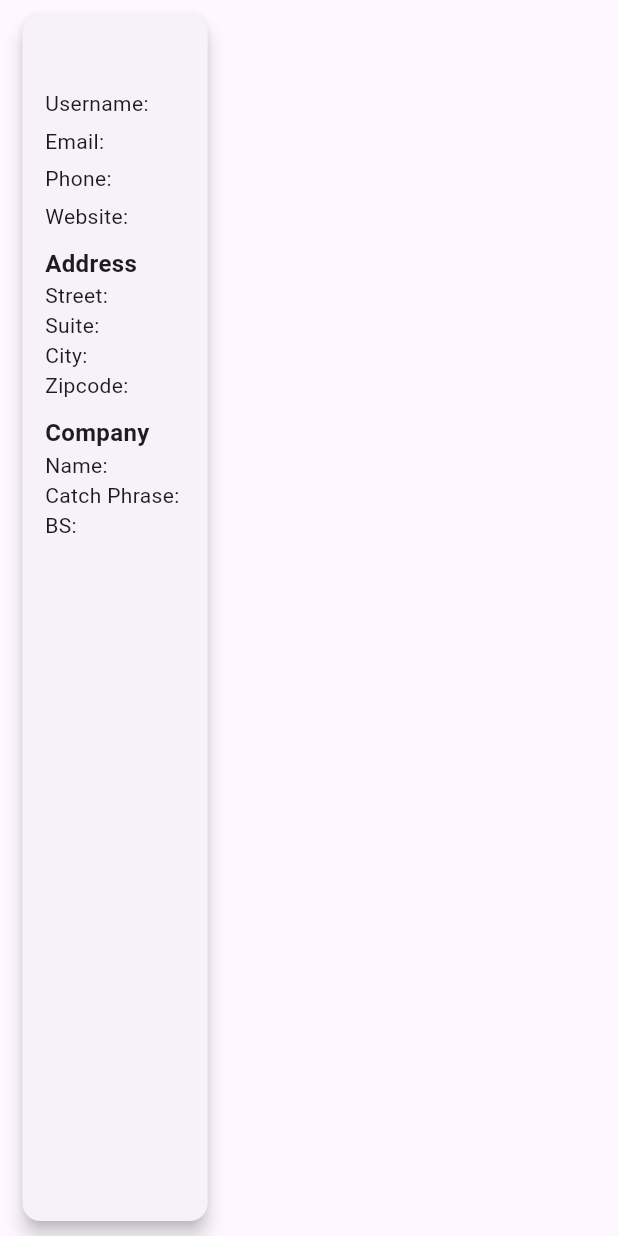
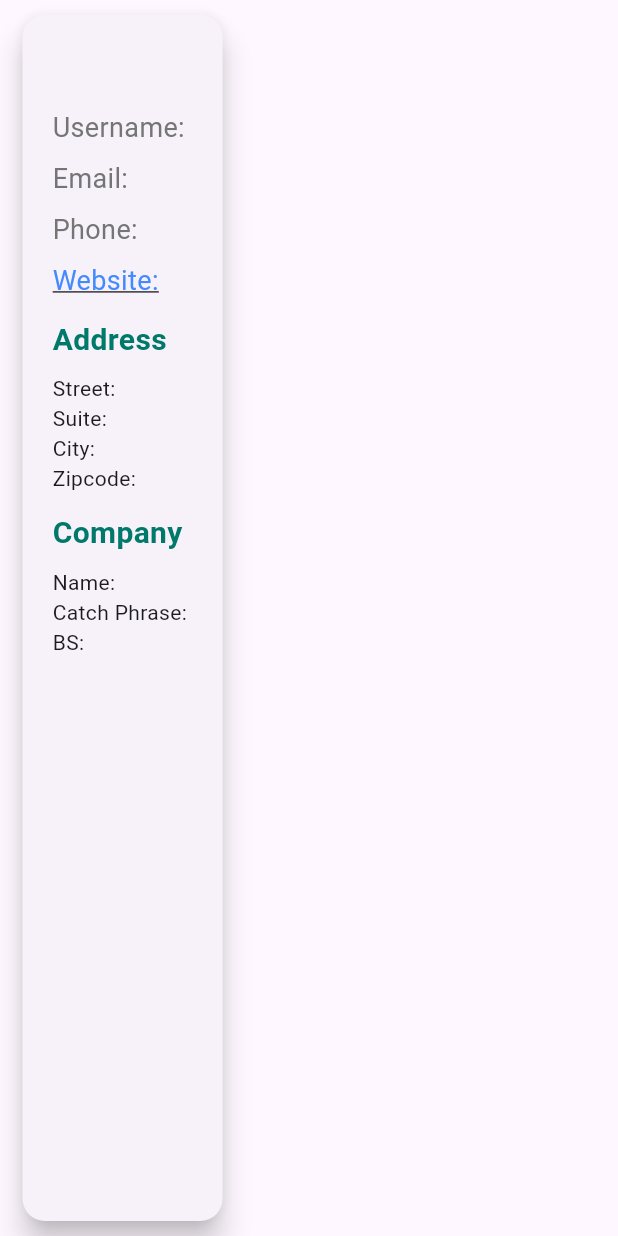
Before and after one commit to pinktoothbrush123/hipsterz_apparel, a Flutter app: the UserCard widget shown alone on an empty page, opened directly with empty values, on a phone screen of 412 x 824 dp. Run offline on Flutter 3.47's test engine with Material 3 defaults, Android fonts, the phone set to English and light mode, and no system bars; our stand-ins replace google_fonts; network calls fail.

```diff
--- a/lib/screens/user_screen.dart
+++ b/lib/screens/user_screen.dart
@@ -62,39 +62,79 @@ class UserCard extends StatelessWidget {
   @override
   Widget build(BuildContext context) {
     return Card(
-      elevation: 5,
+      elevation: 8,
       margin: EdgeInsets.symmetric(vertical: 10, horizontal: 15),
+      shape: RoundedRectangleBorder(
+        borderRadius: BorderRadius.circular(15), // Rounded corners
+      ),
       child: Padding(
-        padding: const EdgeInsets.all(15.0),
+        padding: const EdgeInsets.all(20.0),
         child: Column(
           crossAxisAlignment: CrossAxisAlignment.start,
           children: [
+            // User's name
             Text(
               user['name'],
-              style: TextStyle(fontSize: 20, fontWeight: FontWeight.bold),
+              style: TextStyle(
+                fontSize: 24,
+                fontWeight: FontWeight.bold,
+                color: Colors.teal[700],
+              ),
             ),
-            SizedBox(height: 5),
-            Text("Username: ${user['username']}"),
-            SizedBox(height: 5),
-            Text("Email: ${user['email']}"),
-            SizedBox(height: 5),
-            Text("Phone: ${user['phone']}"),
-            SizedBox(height: 5),
-            Text("Website: ${user['website']}"),
-            SizedBox(height: 10),
+            SizedBox(height: 8),
+            // User's username
+            Text(
+              "Username: ${user['username']}",
+              style: TextStyle(fontSize: 18, color: Colors.grey[600]),
+            ),
+            SizedBox(height: 8),
+            // User's email
+            Text(
+              "Email: ${user['email']}",
+              style: TextStyle(fontSize: 18, color: Colors.grey[600]),
+            ),
+            SizedBox(height: 8),
+            // User's phone
+            Text(
+              "Phone: ${user['phone']}",
+              style: TextStyle(fontSize: 18, color: Colors.grey[600]),
+            ),
+            SizedBox(height: 8),
+            // User's website
+            Text(
+              "Website: ${user['website']}",
+              style: TextStyle(
+                fontSize: 18,
+                color: Colors.blueAccent,
+                decoration: TextDecoration.underline,
+              ),
+            ),
+            SizedBox(height: 12),
+            // Address section
             Text(
               "Address",
-              style: TextStyle(fontSize: 16, fontWeight: FontWeight.bold),
+              style: TextStyle(
+                fontSize: 20,
+                fontWeight: FontWeight.bold,
+                color: Colors.teal[700],
+              ),
             ),
+            SizedBox(height: 8),
             Text("Street: ${user['address']['street']}"),
             Text("Suite: ${user['address']['suite']}"),
             Text("City: ${user['address']['city']}"),
             Text("Zipcode: ${user['address']['zipcode']}"),
-            SizedBox(height: 10),
+            SizedBox(height: 12),
+            // Company section
             Text(
               "Company",
-              style: TextStyle(fontSize: 16, fontWeight: FontWeight.bold),
+              style: TextStyle(
+                fontSize: 20,
+                fontWeight: FontWeight.bold,
+                color: Colors.teal[700],
+              ),
             ),
+            SizedBox(height: 8),
             Text("Name: ${user['company']['name']}"),
             Text("Catch Phrase: ${user['company']['catchPhrase']}"),
             Text("BS: ${user['company']['bs']}"),
```
